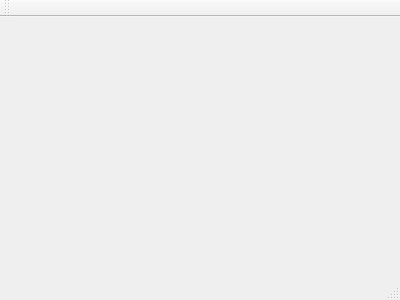
VLN1-Hopur23/VLN1-Hopur23, file mainwindow.ui: the form before one commit.
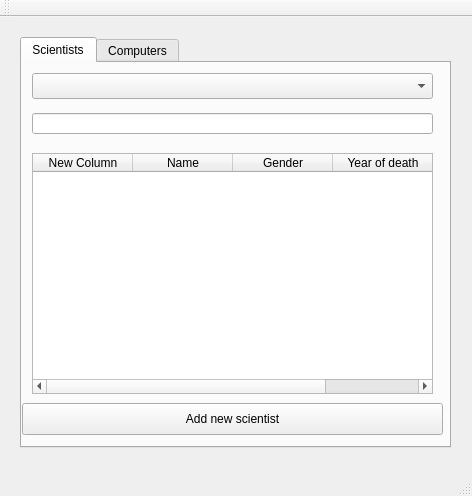
The form after the commit.

Commit message: beginning first window

The edit to the form file:
```diff
--- a/mainwindow.ui
+++ b/mainwindow.ui
@@ -6,14 +6,164 @@
    <rect>
     <x>0</x>
     <y>0</y>
-    <width>400</width>
-    <height>300</height>
+    <width>472</width>
+    <height>496</height>
    </rect>
   </property>
   <property name="windowTitle">
    <string>MainWindow</string>
   </property>
-  <widget class="QWidget" name="centralWidget"/>
+  <widget class="QWidget" name="centralWidget">
+   <widget class="QTabWidget" name="tabs">
+    <property name="geometry">
+     <rect>
+      <x>20</x>
+      <y>20</y>
+      <width>431</width>
+      <height>411</height>
+     </rect>
+    </property>
+    <property name="currentIndex">
+     <number>0</number>
+    </property>
+    <widget class="QWidget" name="tab_scientists">
+     <attribute name="title">
+      <string>Scientists</string>
+     </attribute>
+     <widget class="QLineEdit" name="input_keyword_s">
+      <property name="geometry">
+       <rect>
+        <x>10</x>
+        <y>50</y>
+        <width>401</width>
+        <height>21</height>
+       </rect>
+      </property>
+     </widget>
+     <widget class="QComboBox" name="input_dropdown_sort_s">
+      <property name="geometry">
+       <rect>
+        <x>10</x>
+        <y>10</y>
+        <width>401</width>
+        <height>26</height>
+       </rect>
+      </property>
+     </widget>
+     <widget class="QTableWidget" name="table_s">
+      <property name="geometry">
+       <rect>
+        <x>10</x>
+        <y>90</y>
+        <width>401</width>
+        <height>241</height>
+       </rect>
+      </property>
+      <column>
+       <property name="text">
+        <string>New Column</string>
+       </property>
+      </column>
+      <column>
+       <property name="text">
+        <string>Name</string>
+       </property>
+      </column>
+      <column>
+       <property name="text">
+        <string>Gender</string>
+       </property>
+      </column>
+      <column>
+       <property name="text">
+        <string>Year of death</string>
+       </property>
+      </column>
+     </widget>
+     <widget class="QPushButton" name="button_add_scientist">
+      <property name="geometry">
+       <rect>
+        <x>0</x>
+        <y>340</y>
+        <width>421</width>
+        <height>32</height>
+       </rect>
+      </property>
+      <property name="text">
+       <string>Add new scientist</string>
+      </property>
+     </widget>
+    </widget>
+    <widget class="QWidget" name="tab_computers">
+     <attribute name="title">
+      <string>Computers</string>
+     </attribute>
+     <widget class="QComboBox" name="input_dropdown_sort_c">
+      <property name="geometry">
+       <rect>
+        <x>10</x>
+        <y>10</y>
+        <width>401</width>
+        <height>26</height>
+       </rect>
+      </property>
+     </widget>
+     <widget class="QLineEdit" name="input_keyword_c">
+      <property name="geometry">
+       <rect>
+        <x>10</x>
+        <y>50</y>
+        <width>401</width>
+        <height>21</height>
+       </rect>
+      </property>
+     </widget>
+     <widget class="QTableWidget" name="table_c">
+      <property name="geometry">
+       <rect>
+        <x>10</x>
+        <y>90</y>
+        <width>401</width>
+        <height>241</height>
+       </rect>
+      </property>
+      <column>
+       <property name="text">
+        <string>Name</string>
+       </property>
+      </column>
+      <column>
+       <property name="text">
+        <string>Year built</string>
+       </property>
+      </column>
+      <column>
+       <property name="text">
+        <string>Type</string>
+       </property>
+      </column>
+      <column>
+       <property name="text">
+        <string>Built</string>
+       </property>
+      </column>
+     </widget>
+     <widget class="QPushButton" name="button_add_computer">
+      <property name="geometry">
+       <rect>
+        <x>10</x>
+        <y>340</y>
+        <width>411</width>
+        <height>32</height>
+       </rect>
+      </property>
+      <property name="text">
+       <string>Add new computer</string>
+      </property>
+     </widget>
+    </widget>
+   </widget>
+  </widget>
   <widget class="QMenuBar" name="menuBar">
    <property name="geometry">
     <rect>
```
Left out of the diff: 4 changed lines with no effect on the pictures. The commit also changes 6 other files.
